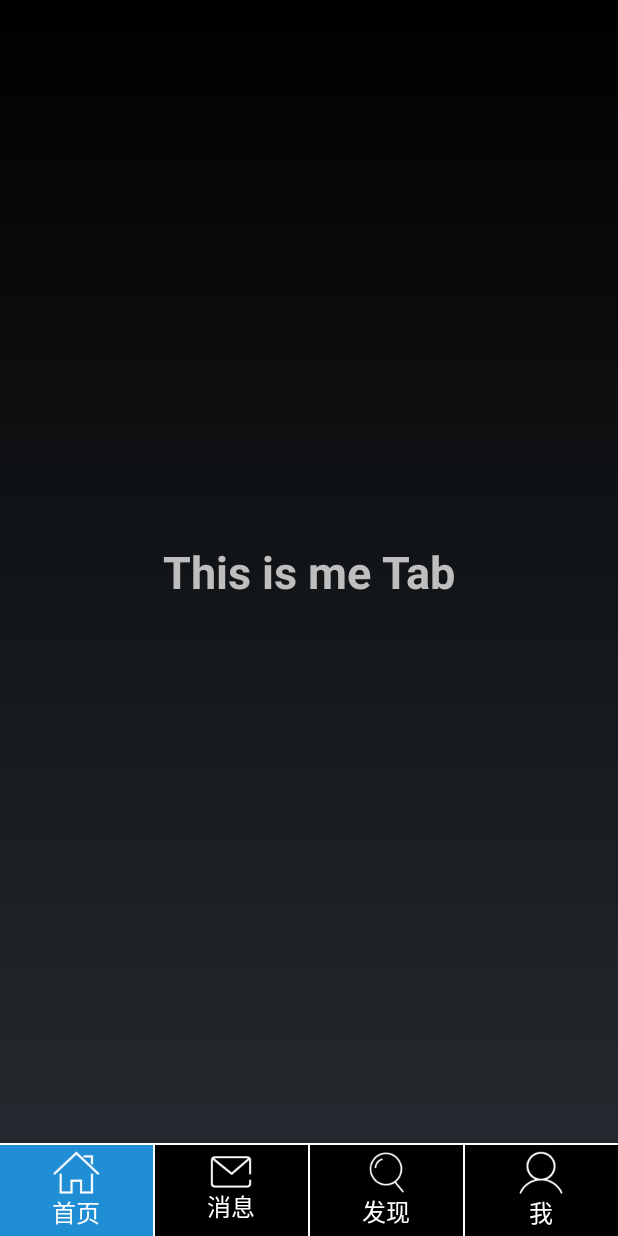
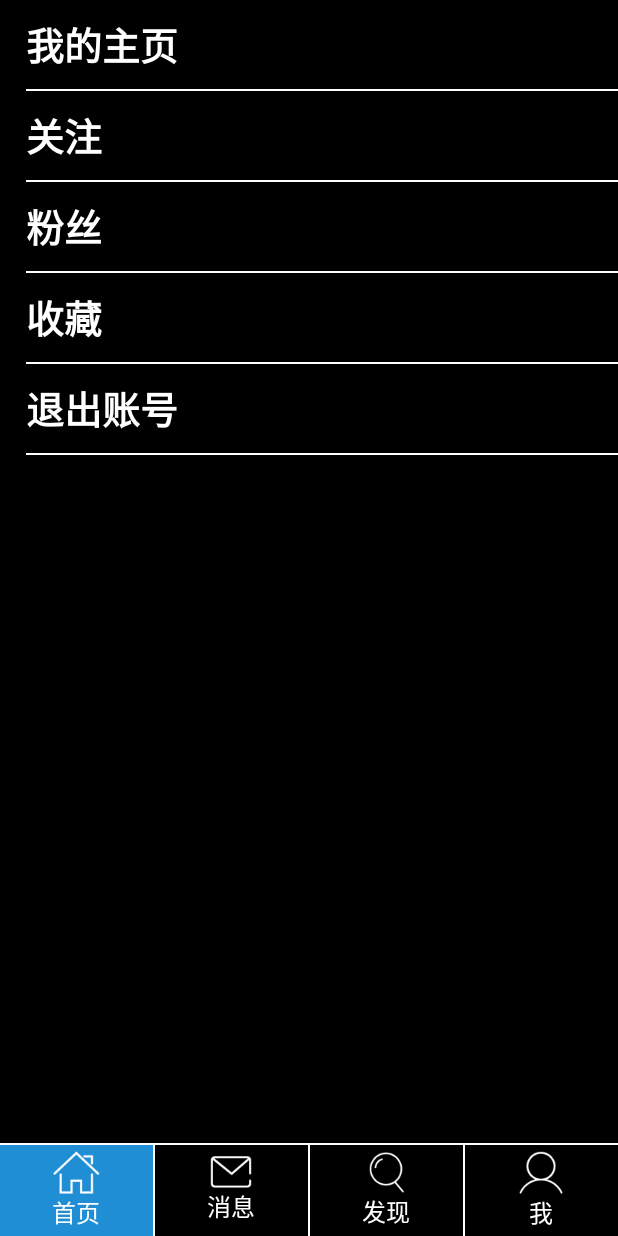
Before and after one commit to luyulove001/coeus-weibo, an Android app: the fragment MeFragment placed in its activity, on a phone screen of 412 x 824 dp. Run offline under Robolectric (Android 15) with nearby library versions, the phone set to English and light mode, and no system bars.

Commit message:
”我“里面的布局，和背景颜色的改正

```diff
--- a/app/src/main/res/layout/find_page.xml
+++ b/app/src/main/res/layout/find_page.xml
@@ -2,6 +2,7 @@
 <LinearLayout xmlns:android="http://schemas.android.com/apk/res/android"
     android:layout_width="match_parent"
     android:layout_height="match_parent"
+    android:background="@color/colorBottomDark"
     android:orientation="vertical">
 
     <LinearLayout
--- a/app/src/main/res/layout/home_page.xml
+++ b/app/src/main/res/layout/home_page.xml
@@ -2,6 +2,7 @@
 <LinearLayout xmlns:android="http://schemas.android.com/apk/res/android"
     android:layout_width="match_parent"
     android:layout_height="match_parent"
+    android:background="@color/colorBottomDark"
     android:orientation="vertical"
     >
     <ListView
--- a/app/src/main/res/layout/me_page.xml
+++ b/app/src/main/res/layout/me_page.xml
@@ -2,13 +2,89 @@
 <LinearLayout xmlns:android="http://schemas.android.com/apk/res/android"
     android:layout_width="match_parent"
     android:layout_height="match_parent"
+    android:background="@color/colorBottomDark"
     android:orientation="vertical" >
     <TextView
+        android:id="@+id/my_home_page"
         android:layout_width="fill_parent"
-        android:layout_height="fill_parent"
-        android:gravity="center"
-        android:text="This is me Tab"
-        android:textSize="30sp"
-        android:textStyle="bold"/>
+        android:layout_height="59dp"
+        android:gravity="center_vertical"
+        android:paddingLeft="17dp"
+        android:text="@string/my_home_page"
+        android:textSize="25sp"
+        android:textStyle="bold"
+        android:textColor="@color/white"/>
 
+    <View
+        android:layout_width="fill_parent"
+        android:layout_height="1dp"
+        android:layout_marginLeft="17dp"
+        android:background="@color/white" />
+
+    <TextView
+        android:id="@+id/follow"
+        android:layout_width="fill_parent"
+        android:layout_height="59dp"
+        android:gravity="center_vertical"
+        android:paddingLeft="17dp"
+        android:text="@string/follow"
+        android:textSize="25sp"
+        android:textStyle="bold"
+        android:textColor="@color/white"/>
+
+    <View
+        android:layout_width="fill_parent"
+        android:layout_height="1dp"
+        android:layout_marginLeft="17dp"
+        android:background="@color/white" />
+
+    <TextView
+        android:id="@+id/my_fans"
+        android:layout_width="fill_parent"
+        android:layout_height="59dp"
+        android:gravity="center_vertical"
+        android:paddingLeft="17dp"
+        android:text="@string/fans"
+        android:textSize="25sp"
+        android:textStyle="bold"
+        android:textColor="@color/white"/>
+
+    <View
+        android:layout_width="fill_parent"
+        android:layout_height="1dp"
+        android:layout_marginLeft="17dp"
+        android:background="@color/white" />
+    <TextView
+        android:id="@+id/collection"
+        android:layout_width="fill_parent"
+        android:layout_height="59dp"
+        android:gravity="center_vertical"
+        android:paddingLeft="17dp"
+        android:text="@string/collection"
+        android:textSize="25sp"
+        android:textStyle="bold"
+        android:textColor="@color/white"/>
+
+    <View
+        android:layout_width="fill_parent"
+        android:layout_height="1dp"
+        android:layout_marginLeft="17dp"
+        android:background="@color/white" />
+
+    <TextView
+        android:id="@+id/cancellation"
+        android:layout_width="fill_parent"
+        android:layout_height="59dp"
+        android:gravity="center_vertical"
+        android:paddingLeft="17dp"
+        android:text="@string/cancellation"
+        android:textSize="25sp"
+        android:textStyle="bold"
+        android:textColor="@color/white"/>
+
+    <View
+        android:layout_width="fill_parent"
+        android:layout_height="1dp"
+        android:layout_marginLeft="17dp"
+        android:background="@color/white" />
 </LinearLayout>
--- a/app/src/main/res/layout/message_page.xml
+++ b/app/src/main/res/layout/message_page.xml
@@ -2,6 +2,7 @@
 <LinearLayout xmlns:android="http://schemas.android.com/apk/res/android"
     android:layout_width="match_parent"
     android:layout_height="match_parent"
+    android:background="@color/colorBottomDark"
     android:orientation="vertical">
 
     <TextView
--- a/app/src/main/res/values/strings.xml
+++ b/app/src/main/res/values/strings.xml
@@ -11,4 +11,9 @@
     <string name="me">我</string>
     <string name="search_weibo">搜索微博</string>
     <string name="search_user">搜索用户</string>
+    <string name="my_home_page">我的主页</string>
+    <string name="follow">关注</string>
+    <string name="fans">粉丝</string>
+    <string name="collection">收藏</string>
+    <string name="cancellation">退出账号</string>
 </resources>
```
